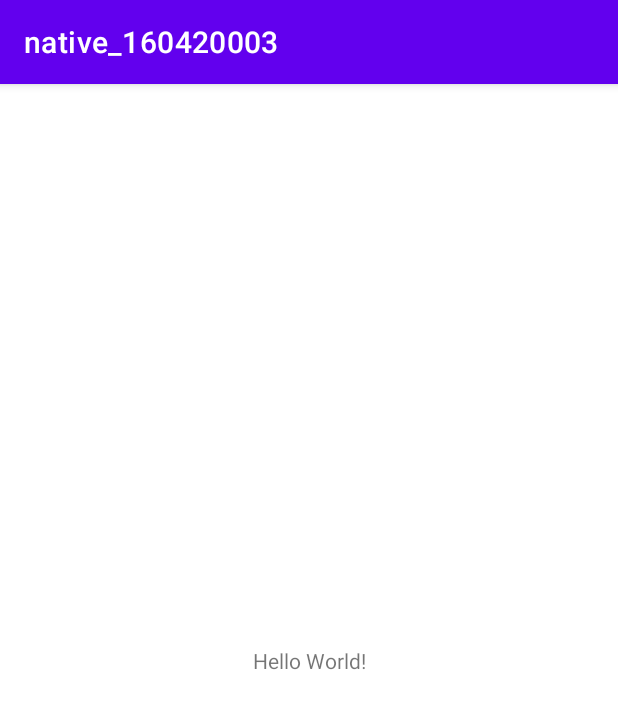
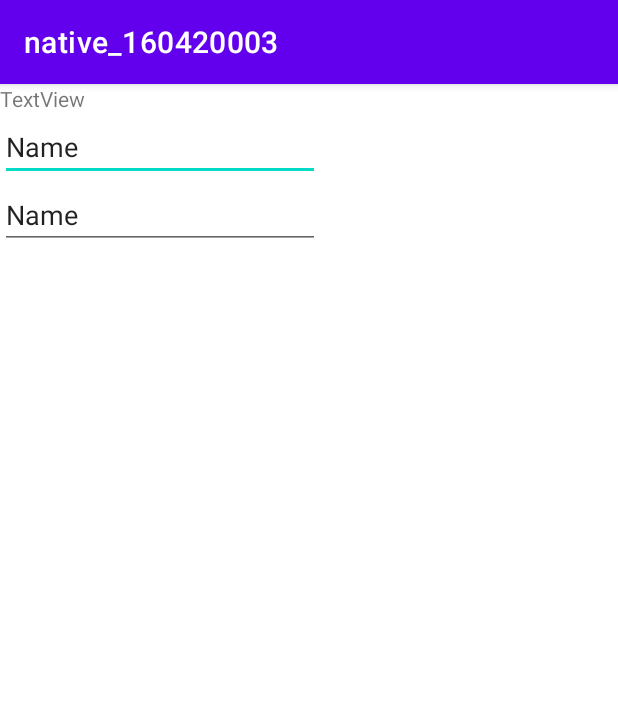
Before and after one commit to Navelia/native_160420003_160420005_160420023, an Android app: the screen it shows after launch (MainActivity), on a phone screen of 412 x 824 dp. Shown: the top 709 px of the screen. Run offline under Robolectric (Android 15) with nearby library versions, the phone set to English and light mode, and no system bars.

```diff
--- a/app/src/main/res/layout/activity_main.xml
+++ b/app/src/main/res/layout/activity_main.xml
@@ -6,12 +6,31 @@
     android:layout_height="match_parent"
     tools:context=".MainActivity">
 
-    <TextView
+    <EditText
+        android:id="@+id/editTextTextPersonName"
         android:layout_width="wrap_content"
         android:layout_height="wrap_content"
-        android:text="Hello World!"
-        app:layout_constraintBottom_toBottomOf="parent"
-        app:layout_constraintEnd_toEndOf="parent"
+        android:ems="10"
+        android:inputType="textPersonName"
+        android:text="Name"
+        app:layout_constraintStart_toStartOf="parent"
+        app:layout_constraintTop_toBottomOf="@+id/textView2" />
+
+    <EditText
+        android:id="@+id/editTextTextPersonName2"
+        android:layout_width="wrap_content"
+        android:layout_height="wrap_content"
+        android:ems="10"
+        android:inputType="textPersonName"
+        android:text="Name"
+        app:layout_constraintStart_toStartOf="parent"
+        app:layout_constraintTop_toBottomOf="@+id/editTextTextPersonName" />
+
+    <TextView
+        android:id="@+id/textView2"
+        android:layout_width="wrap_content"
+        android:layout_height="wrap_content"
+        android:text="TextView"
         app:layout_constraintStart_toStartOf="parent"
         app:layout_constraintTop_toTopOf="parent" />
 
```
